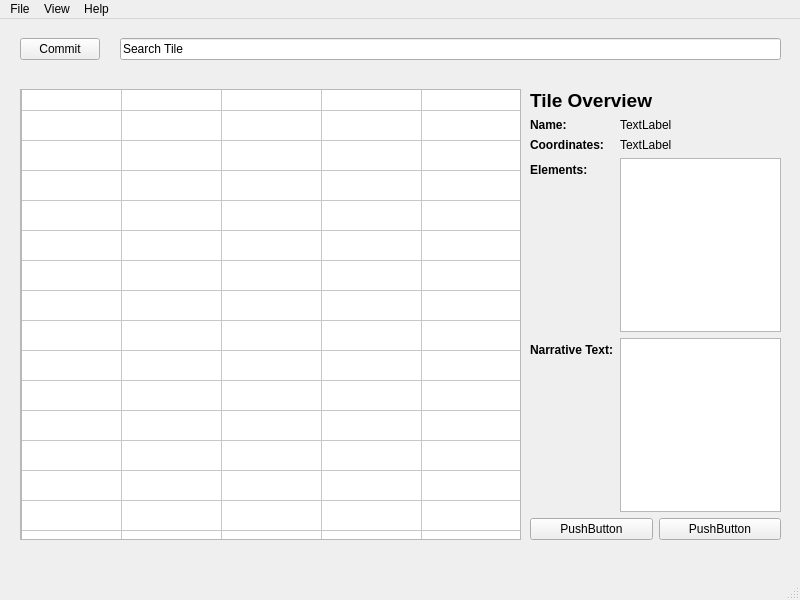
Old version of the form mainMenuForm.ui in the repository 20dj-kws-sdd/tbrpggepp.
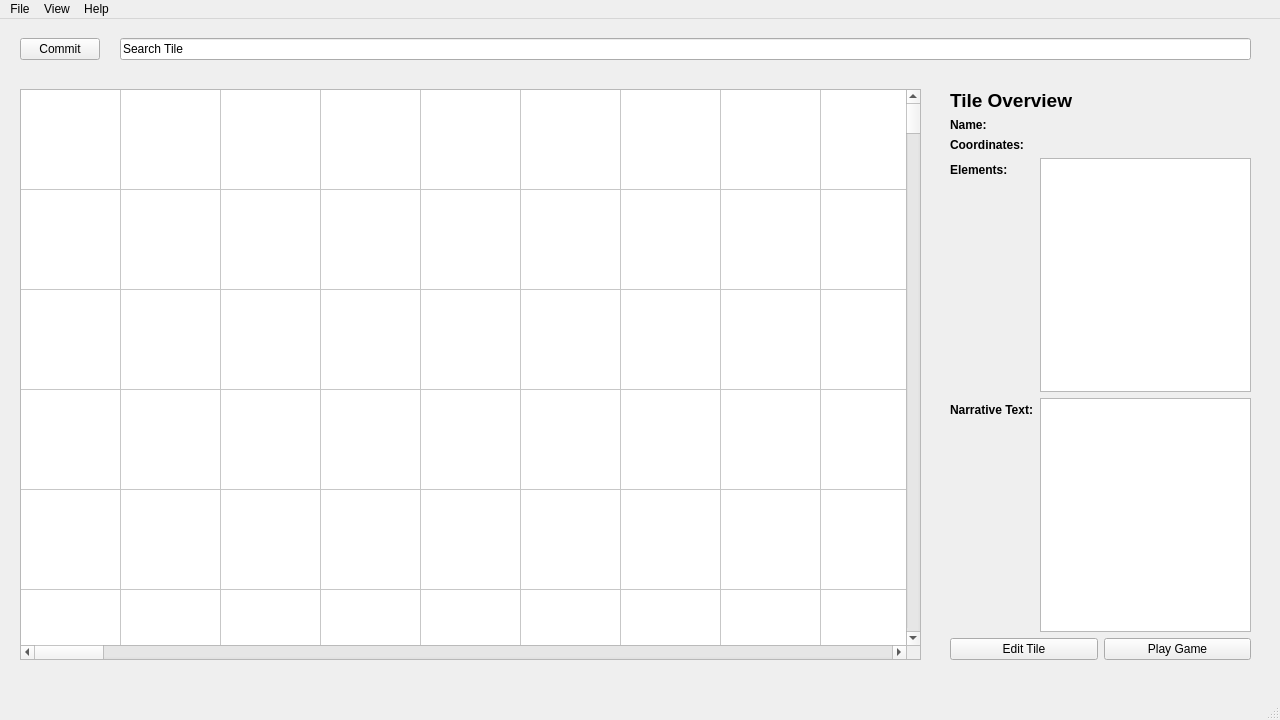
New version of the form.

Commit message: Finish building UI for main menu form

Patch:
```diff
--- a/mainMenuForm.ui
+++ b/mainMenuForm.ui
@@ -2,12 +2,15 @@
 <ui version="4.0">
  <class>MainWindow</class>
  <widget class="QMainWindow" name="MainWindow">
+  <property name="enabled">
+   <bool>true</bool>
+  </property>
   <property name="geometry">
    <rect>
     <x>0</x>
     <y>0</y>
-    <width>800</width>
-    <height>600</height>
+    <width>1280</width>
+    <height>720</height>
    </rect>
   </property>
   <property name="windowTitle">
@@ -19,7 +22,7 @@
      <rect>
       <x>20</x>
       <y>10</y>
-      <width>761</width>
+      <width>1231</width>
       <height>41</height>
      </rect>
     </property>
@@ -43,270 +46,13 @@
      </item>
     </layout>
    </widget>
-   <widget class="QScrollArea" name="scrollArea">
-    <property name="geometry">
-     <rect>
-      <x>20</x>
-      <y>70</y>
-      <width>501</width>
-      <height>451</height>
-     </rect>
-    </property>
-    <property name="widgetResizable">
-     <bool>true</bool>
-    </property>
-    <widget class="QWidget" name="scrollAreaWidgetContents">
-     <property name="geometry">
-      <rect>
-       <x>0</x>
-       <y>0</y>
-       <width>495</width>
-       <height>445</height>
-      </rect>
-     </property>
-     <widget class="QTableWidget" name="tableWidget">
-      <property name="geometry">
-       <rect>
-        <x>0</x>
-        <y>-10</y>
-        <width>951</width>
-        <height>741</height>
-       </rect>
-      </property>
-      <property name="gridStyle">
-       <enum>Qt::SolidLine</enum>
-      </property>
-      <property name="sortingEnabled">
-       <bool>false</bool>
-      </property>
-      <property name="rowCount">
-       <number>100</number>
-      </property>
-      <property name="columnCount">
-       <number>100</number>
-      </property>
-      <attribute name="horizontalHeaderVisible">
-       <bool>false</bool>
-      </attribute>
-      <attribute name="horizontalHeaderHighlightSections">
-       <bool>false</bool>
-      </attribute>
-      <attribute name="verticalHeaderVisible">
-       <bool>false</bool>
-      </attribute>
-      <attribute name="verticalHeaderHighlightSections">
-       <bool>false</bool>
-      </attribute>
-      <row/>
-      <row/>
-      <row/>
-      <row/>
-      <row/>
-      <row/>
-      <row/>
-      <row/>
-      <row/>
-      <row/>
-      <row/>
-      <row/>
-      <row/>
-      <row/>
-      <row/>
-      <row/>
-      <row/>
-      <row/>
-      <row/>
-      <row/>
-      <row/>
-      <row/>
-      <row/>
-      <row/>
-      <row/>
-      <row/>
-      <row/>
-      <row/>
-      <row/>
-      <row/>
-      <row/>
-      <row/>
-      <row/>
-      <row/>
-      <row/>
-      <row/>
-      <row/>
-      <row/>
-      <row/>
-      <row/>
-      <row/>
-      <row/>
-      <row/>
-      <row/>
-      <row/>
-      <row/>
-      <row/>
-      <row/>
-      <row/>
-      <row/>
-      <row/>
-      <row/>
-      <row/>
-      <row/>
-      <row/>
-      <row/>
-      <row/>
-      <row/>
-      <row/>
-      <row/>
-      <row/>
-      <row/>
-      <row/>
-      <row/>
-      <row/>
-      <row/>
-      <row/>
-      <row/>
-      <row/>
-      <row/>
-      <row/>
-      <row/>
-      <row/>
-      <row/>
-      <row/>
-      <row/>
-      <row/>
-      <row/>
-      <row/>
-      <row/>
-      <row/>
-      <row/>
-      <row/>
-      <row/>
-      <row/>
-      <row/>
-      <row/>
-      <row/>
-      <row/>
-      <row/>
-      <row/>
-      <row/>
-      <row/>
-      <row/>
-      <row/>
-      <row/>
-      <row/>
-      <row/>
-      <row/>
-      <row/>
-      <column/>
-      <column/>
-      <column/>
-      <column/>
-      <column/>
-      <column/>
-      <column/>
-      <column/>
-      <column/>
-      <column/>
-      <column/>
-      <column/>
-      <column/>
-      <column/>
-      <column/>
-      <column/>
-      <column/>
-      <column/>
-      <column/>
-      <column/>
-      <column/>
-      <column/>
-      <column/>
-      <column/>
-      <column/>
-      <column/>
-      <column/>
-      <column/>
-      <column/>
-      <column/>
-      <column/>
-      <column/>
-      <column/>
-      <column/>
-      <column/>
-      <column/>
-      <column/>
-      <column/>
-      <column/>
-      <column/>
-      <column/>
-      <column/>
-      <column/>
-      <column/>
-      <column/>
-      <column/>
-      <column/>
-      <column/>
-      <column/>
-      <column/>
-      <column/>
-      <column/>
-      <column/>
-      <column/>
-      <column/>
-      <column/>
-      <column/>
-      <column/>
-      <column/>
-      <column/>
-      <column/>
-      <column/>
-      <column/>
-      <column/>
-      <column/>
-      <column/>
-      <column/>
-      <column/>
-      <column/>
-      <column/>
-      <column/>
-      <column/>
-      <column/>
-      <column/>
-      <column/>
-      <column/>
-      <column/>
-      <column/>
-      <column/>
-      <column/>
-      <column/>
-      <column/>
-      <column/>
-      <column/>
-      <column/>
-      <column/>
-      <column/>
-      <column/>
-      <column/>
-      <column/>
-      <column/>
-      <column/>
-      <column/>
-      <column/>
-      <column/>
-      <column/>
-      <column/>
-      <column/>
-      <column/>
-      <column/>
-     </widget>
-    </widget>
-   </widget>
    <widget class="QWidget" name="verticalLayoutWidget">
     <property name="geometry">
      <rect>
-      <x>530</x>
+      <x>950</x>
       <y>70</y>
-      <width>251</width>
-      <height>451</height>
+      <width>301</width>
+      <height>571</height>
      </rect>
     </property>
     <layout class="QVBoxLayout" name="verticalLayout">
@@ -329,7 +75,7 @@
        <item row="0" column="1">
         <widget class="QLabel" name="label_3">
          <property name="text">
-          <string>TextLabel</string>
+          <string/>
          </property>
         </widget>
        </item>
@@ -343,7 +89,7 @@
        <item row="1" column="1">
         <widget class="QLabel" name="label_5">
          <property name="text">
-          <string>TextLabel</string>
+          <string/>
          </property>
         </widget>
        </item>
@@ -354,6 +100,9 @@
          </property>
         </widget>
        </item>
+       <item row="2" column="1">
+        <widget class="QTextBrowser" name="txtNarrativeValue"/>
+       </item>
        <item row="3" column="0">
         <widget class="QLabel" name="label_8">
          <property name="text">
@@ -362,26 +111,26 @@
         </widget>
        </item>
        <item row="3" column="1">
-        <widget class="QTextBrowser" name="textBrowser"/>
-       </item>
-       <item row="2" column="1">
-        <widget class="QTextBrowser" name="textBrowser_2"/>
+        <widget class="QTextBrowser" name="txtElementsValue"/>
        </item>
       </layout>
      </item>
      <item>
       <layout class="QHBoxLayout" name="horizontalLayout_2">
        <item>
-        <widget class="QPushButton" name="pushButton">
+        <widget class="QPushButton" name="btnEditTile">
+         <property name="autoFillBackground">
+          <bool>true</bool>
+         </property>
          <property name="text">
-          <string>PushButton</string>
+          <string>Edit Tile</string>
          </property>
         </widget>
        </item>
        <item>
         <widget class="QPushButton" name="pushButton_2">
          <property name="text">
-          <string>PushButton</string>
+          <string>Play Game</string>
          </property>
         </widget>
        </item>
@@ -389,13 +138,274 @@
      </item>
     </layout>
    </widget>
+   <widget class="QTableWidget" name="tblWorldMap">
+    <property name="geometry">
+     <rect>
+      <x>20</x>
+      <y>70</y>
+      <width>901</width>
+      <height>571</height>
+     </rect>
+    </property>
+    <property name="verticalScrollBarPolicy">
+     <enum>Qt::ScrollBarAlwaysOn</enum>
+    </property>
+    <property name="horizontalScrollBarPolicy">
+     <enum>Qt::ScrollBarAlwaysOn</enum>
+    </property>
+    <property name="sizeAdjustPolicy">
+     <enum>QAbstractScrollArea::AdjustToContents</enum>
+    </property>
+    <property name="autoScroll">
+     <bool>false</bool>
+    </property>
+    <property name="editTriggers">
+     <set>QAbstractItemView::AllEditTriggers</set>
+    </property>
+    <property name="verticalScrollMode">
+     <enum>QAbstractItemView::ScrollPerPixel</enum>
+    </property>
+    <property name="gridStyle">
+     <enum>Qt::SolidLine</enum>
+    </property>
+    <property name="sortingEnabled">
+     <bool>false</bool>
+    </property>
+    <property name="rowCount">
+     <number>100</number>
+    </property>
+    <property name="columnCount">
+     <number>100</number>
+    </property>
+    <attribute name="horizontalHeaderVisible">
+     <bool>false</bool>
+    </attribute>
+    <attribute name="horizontalHeaderMinimumSectionSize">
+     <number>0</number>
+    </attribute>
+    <attribute name="horizontalHeaderHighlightSections">
+     <bool>false</bool>
+    </attribute>
+    <attribute name="verticalHeaderVisible">
+     <bool>false</bool>
+    </attribute>
+    <attribute name="verticalHeaderMinimumSectionSize">
+     <number>0</number>
+    </attribute>
+    <attribute name="verticalHeaderDefaultSectionSize">
+     <number>100</number>
+    </attribute>
+    <attribute name="verticalHeaderHighlightSections">
+     <bool>false</bool>
+    </attribute>
+    <row/>
+    <row/>
+    <row/>
+    <row/>
+    <row/>
+    <row/>
+    <row/>
+    <row/>
+    <row/>
+    <row/>
+    <row/>
+    <row/>
+    <row/>
+    <row/>
+    <row/>
+    <row/>
+    <row/>
+    <row/>
+    <row/>
+    <row/>
+    <row/>
+    <row/>
+    <row/>
+    <row/>
+    <row/>
+    <row/>
+    <row/>
+    <row/>
+    <row/>
+    <row/>
+    <row/>
+    <row/>
+    <row/>
+    <row/>
+    <row/>
+    <row/>
+    <row/>
+    <row/>
+    <row/>
+    <row/>
+    <row/>
+    <row/>
+    <row/>
+    <row/>
+    <row/>
+    <row/>
+    <row/>
+    <row/>
+    <row/>
+    <row/>
+    <row/>
+    <row/>
+    <row/>
+    <row/>
+    <row/>
+    <row/>
+    <row/>
+    <row/>
+    <row/>
+    <row/>
+    <row/>
+    <row/>
+    <row/>
+    <row/>
+    <row/>
+    <row/>
+    <row/>
+    <row/>
+    <row/>
+    <row/>
+    <row/>
+    <row/>
+    <row/>
+    <row/>
+    <row/>
+    <row/>
+    <row/>
+    <row/>
+    <row/>
+    <row/>
+    <row/>
+    <row/>
+    <row/>
+    <row/>
+    <row/>
+    <row/>
+    <row/>
+    <row/>
+    <row/>
+    <row/>
+    <row/>
+    <row/>
+    <row/>
+    <row/>
+    <row/>
+    <row/>
+    <row/>
+    <row/>
+    <row/>
+    <row/>
+    <column/>
+    <column/>
+    <column/>
+    <column/>
+    <column/>
+    <column/>
+    <column/>
+    <column/>
+    <column/>
+    <column/>
+    <column/>
+    <column/>
+    <column/>
+    <column/>
+    <column/>
+    <column/>
+    <column/>
+    <column/>
+    <column/>
+    <column/>
+    <column/>
+    <column/>
+    <column/>
+    <column/>
+    <column/>
+    <column/>
+    <column/>
+    <column/>
+    <column/>
+    <column/>
+    <column/>
+    <column/>
+    <column/>
+    <column/>
+    <column/>
+    <column/>
+    <column/>
+    <column/>
+    <column/>
+    <column/>
+    <column/>
+    <column/>
+    <column/>
+    <column/>
+    <column/>
+    <column/>
+    <column/>
+    <column/>
+    <column/>
+    <column/>
+    <column/>
+    <column/>
+    <column/>
+    <column/>
+    <column/>
+    <column/>
+    <column/>
+    <column/>
+    <column/>
+    <column/>
+    <column/>
+    <column/>
+    <column/>
+    <column/>
+    <column/>
+    <column/>
+    <column/>
+    <column/>
+    <column/>
+    <column/>
+    <column/>
+    <column/>
+    <column/>
+    <column/>
+    <column/>
+    <column/>
+    <column/>
+    <column/>
+    <column/>
+    <column/>
+    <column/>
+    <column/>
+    <column/>
+    <column/>
+    <column/>
+    <column/>
+    <column/>
+    <column/>
+    <column/>
+    <column/>
+    <column/>
+    <column/>
+    <column/>
+    <column/>
+    <column/>
+    <column/>
+    <column/>
+    <column/>
+    <column/>
+    <column/>
+   </widget>
   </widget>
   <widget class="QMenuBar" name="menubar">
    <property name="geometry">
     <rect>
      <x>0</x>
      <y>0</y>
-     <width>800</width>
+     <width>1280</width>
      <height>30</height>
     </rect>
    </property>
```
Left out of the diff: 16 changed lines with no effect on the pictures. The commit also changes 2 other files.
